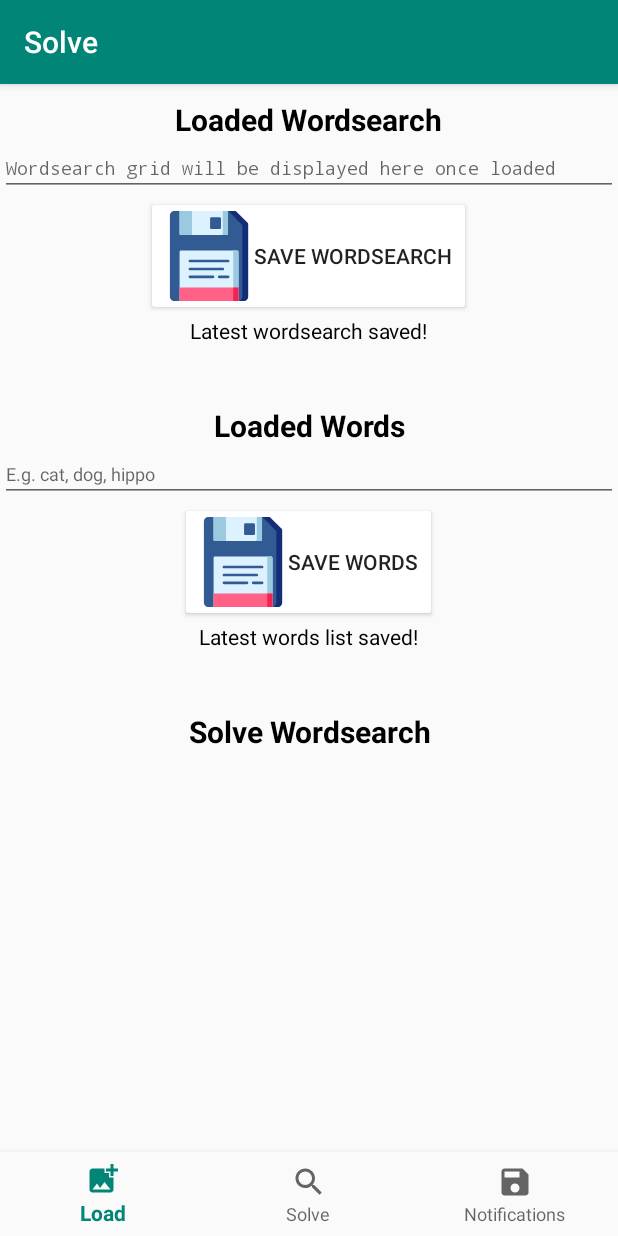
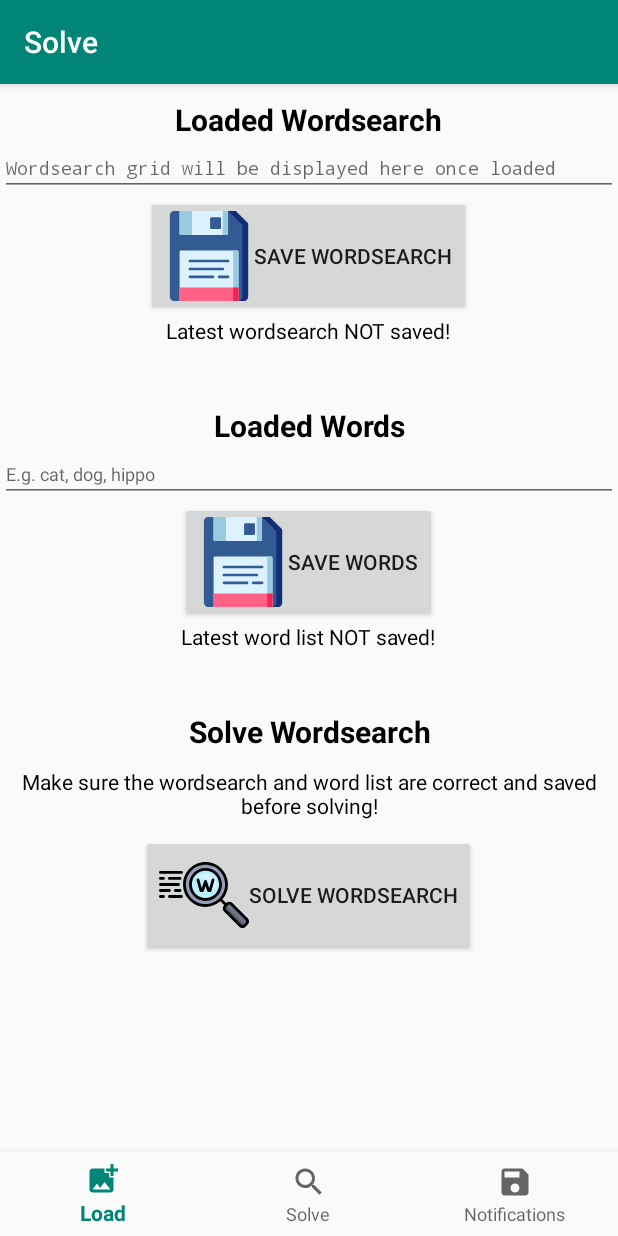
Before and after one commit to ThomasJRichards17/WordsearchSolver, an Android app: the SolveFragment screen opened through its navigation route, after a tap on "SAVE WORDS", on a phone screen of 412 x 824 dp. Run offline under Robolectric (Android 15) with nearby library versions, the phone set to English and light mode, and no system bars; our stand-ins replace navigation-ui; libraries missing offline, so code that uses them is left out: org.opencv.android, org.opencv.core, org.opencv.imgproc, org.slf4j; 1 statement that could not run was skipped; 1 other tap on this screen came first.

Commit message:
Trying to get solutions from horizontal and vertical searching

```diff
--- a/app/src/main/java/com/tjr/wordsearchsolver/ui/solve/SolveFragment.java
+++ b/app/src/main/java/com/tjr/wordsearchsolver/ui/solve/SolveFragment.java
@@ -12,22 +12,30 @@ import android.widget.TextView;
 import androidx.annotation.NonNull;
 import androidx.fragment.app.Fragment;
 
+import com.google.android.material.snackbar.Snackbar;
 import com.tjr.wordsearchsolver.R;
 import com.tjr.wordsearchsolver.data.DataStore;
+import com.tjr.wordsearchsolver.processing.WordsearchProcessor;
 
 import java.util.ArrayList;
 import java.util.Arrays;
 import java.util.List;
+import java.util.concurrent.locks.ReentrantLock;
 
 public class SolveFragment extends Fragment implements View.OnClickListener {
 
+    private ReentrantLock lock = new ReentrantLock();
+
     private DataStore dataStore;
+    private WordsearchProcessor wordsearchProcessor;
 
     private TextView wordsearchText;
     private TextView wordsearchSavedText;
     private TextView wordsText;
     private TextView wordsSavedText;
 
+    private boolean wordsearchSaved;
+    private boolean wordsSaved;
 
     public View onCreateView(@NonNull LayoutInflater inflater, ViewGroup container, Bundle savedInstanceState) {
         View root = inflater.inflate(R.layout.fragment_solve, container, false);
@@ -47,6 +55,7 @@ public class SolveFragment extends Fragment implements View.OnClickListener {
             @Override
             public void afterTextChanged(Editable s) {
                 setWordsearchSavedText(false);
+                wordsearchSaved = false;
             }
         });
         Button saveWordsearchButton = root.findViewById(R.id.saveWordsearchButton);
@@ -66,11 +75,17 @@ public class SolveFragment extends Fragment implements View.OnClickListener {
             @Override
             public void afterTextChanged(Editable s) {
                 setWordsSavedText(false);
+                wordsSaved = false;
             }
         });
         Button saveWordsButton = root.findViewById(R.id.saveWordsButton);
         saveWordsButton.setOnClickListener(this);
         wordsSavedText = root.findViewById(R.id.wordsSavedText);
+
+        Button solveButton = root.findViewById(R.id.solveWordsearchButton);
+        solveButton.setOnClickListener(this);
+
+        wordsearchProcessor = new WordsearchProcessor();
 
         loadStoredValues();
 
@@ -86,6 +101,9 @@ public class SolveFragment extends Fragment implements View.OnClickListener {
             case R.id.saveWordsButton:
                 saveWords();
                 break;
+            case R.id.solveWordsearchButton:
+                solveWordsearch();
+                break;
         }
     }
 
@@ -93,15 +111,19 @@ public class SolveFragment extends Fragment implements View.OnClickListener {
         if (dataStore.getWordsearchGrid() != null && dataStore.getWordsearchGrid().size() != 0) {
             updateDisplayedWordsearch();
             setWordsearchSavedText(true);
+            wordsearchSaved = true;
         } else {
             wordsearchSavedText.setVisibility(View.GONE);
+            wordsearchSaved = false;
         }
 
         if (dataStore.getSearchWords() != null && dataStore.getSearchWords().size() != 0) {
             updateDisplayedWords();
             setWordsSavedText(true);
+            wordsSaved = true;
         } else {
             wordsSavedText.setVisibility(View.GONE);
+            wordsSaved = false;
         }
     }
 
@@ -124,6 +146,7 @@ public class SolveFragment extends Fragment implements View.OnClickListener {
     }
 
     private void saveWordsearch() {
+        if (!wordsearchText.getText().toString().isEmpty()) {
             List<List<Character>> characters = new ArrayList<>();
             String[] rows = wordsearchText.getText().toString().split("\n");
             for (String row : rows) {
@@ -135,11 +158,16 @@ public class SolveFragment extends Fragment implements View.OnClickListener {
             }
             dataStore.setWordsearchGrid(characters);
             setWordsearchSavedText(true);
+            wordsearchSaved = true;
+        }
     }
 
     private void saveWords() {
+        if (!wordsText.getText().toString().isEmpty()) {
             dataStore.setSearchWords(Arrays.asList(wordsText.getText().toString().split(", ")));
             setWordsSavedText(true);
+            wordsSaved = true;
+        }
     }
 
     private void setWordsearchSavedText(boolean saved) {
@@ -157,4 +185,28 @@ public class SolveFragment extends Fragment implements View.OnClickListener {
         else
             wordsSavedText.setText(requireActivity().getResources().getString(R.string.words_unsaved_text));
     }
+
+    private void solveWordsearch() {
+        if (wordsearchSaved && wordsSaved) {
+            char[][] board = new char[dataStore.getWordsearchGrid().size()][];
+
+            int i = 0;
+            for (List<Character> list : dataStore.getWordsearchGrid()) {
+                char[] array = new char[list.size()];
+                for (int j = 0; j < list.size(); j++)
+                    array[j] = Character.toLowerCase(list.get(j));
+                board[i++] = array;
             }
+
+            List<String> searchWords = dataStore.getSearchWords();
+            String[] words = new String[searchWords.size()];
+            for (i = 0; i < searchWords.size(); i++)
+                words[i] = searchWords.get(i).toLowerCase();
+
+            wordsearchProcessor.findWords(board, words);
+        } else {
+            Snackbar mustBeSaved = Snackbar.make(requireActivity().findViewById(R.id.navigation_solve), requireActivity().getResources().getString(R.string.must_be_saved_text), Snackbar.LENGTH_SHORT);
+            mustBeSaved.show();
+        }
+    }
+}
--- /dev/null
+++ b/app/src/main/res/drawable/ic_words.xml
@@ -0,0 +1,54 @@
+<vector xmlns:android="http://schemas.android.com/apk/res/android"
+    android:width="60dp"
+    android:height="60dp"
+    android:viewportWidth="512"
+    android:viewportHeight="512">
+    <path
+        android:fillColor="#959CB5"
+        android:pathData="M264.551,196.142m-119.716,0a119.716,119.716 0,1 1,239.432 0a119.716,119.716 0,1 1,-239.432 0" />
+    <path
+        android:fillColor="#BAEFFF"
+        android:pathData="M264.551,196.142m-85.511,0a85.511,85.511 0,1 1,171.022 0a85.511,85.511 0,1 1,-171.022 0" />
+    <path
+        android:fillColor="#D4F5FF"
+        android:pathData="M311.869,236.047c-2.942,3.284 -8.309,1.182 -8.299,-3.226c0,-0.041 0,-0.081 0,-0.122c0,-41.739 -33.837,-75.576 -75.576,-75.576c-0.041,0 -0.081,0 -0.122,0c-4.408,0.01 -6.508,-5.358 -3.225,-8.299c11.371,-10.187 26.513,-16.234 43.103,-15.717c32.394,1.01 58.823,27.436 59.836,59.83C328.104,209.53 322.055,224.674 311.869,236.047z" />
+    <path
+        android:fillColor="#707487"
+        android:pathData="M462.698,430.565l-86.979,-86.979c-6.678,-6.678 -6.678,-17.507 0,-24.186l12.089,-12.089c6.678,-6.678 17.507,-6.678 24.186,0l86.979,86.979c6.678,6.678 6.678,17.507 0,24.186l-12.089,12.089C480.206,437.244 469.378,437.244 462.698,430.565z" />
+    <path
+        android:fillColor="#5B5D6E"
+        android:pathData="M477.298,415.965l-86.979,-86.979c-6.249,-6.249 -6.572,-16.087 -1.129,-22.804c-0.462,0.375 -0.952,0.698 -1.382,1.129L375.719,319.4c-6.678,6.68 -6.678,17.507 0,24.186l86.979,86.979c6.68,6.68 17.507,6.68 24.186,0l12.089,-12.089c0.43,-0.43 0.755,-0.919 1.129,-1.381C493.386,422.538 483.547,422.214 477.298,415.965z" />
+    <path
+        android:fillColor="#FF000000"
+        android:pathData="M264.551,102.614c-51.572,0 -93.528,41.956 -93.528,93.528s41.956,93.528 93.528,93.528s93.528,-41.956 93.528,-93.528S316.123,102.614 264.551,102.614zM264.551,273.637c-42.731,0 -77.495,-34.764 -77.495,-77.495s34.764,-77.495 77.495,-77.495s77.495,34.764 77.495,77.495S307.282,273.637 264.551,273.637z" />
+    <path
+        android:fillColor="#FF000000"
+        android:pathData="M504.643,388.621l-86.979,-86.979c-9.793,-9.794 -25.729,-9.794 -35.524,0l-0.376,0.376l-21.448,-21.448c19.884,-22.527 31.969,-52.09 31.969,-84.428c0,-70.433 -57.3,-127.733 -127.733,-127.733s-127.733,57.3 -127.733,127.733s57.3,127.733 127.733,127.733c32.337,0 61.901,-12.085 84.428,-31.968l21.448,21.448l-0.376,0.376c-9.793,9.794 -9.793,25.73 0,35.524l86.979,86.979c4.744,4.744 11.052,7.357 17.762,7.357c6.709,0 13.018,-2.613 17.762,-7.357l12.089,-12.089c4.744,-4.744 7.357,-11.052 7.357,-17.762C512,399.673 509.387,393.365 504.643,388.621zM152.852,196.142c0,-61.592 50.108,-111.699 111.699,-111.699s111.699,50.108 111.699,111.699s-50.108,111.699 -111.699,111.699S152.852,257.734 152.852,196.142zM493.305,412.807l-12.089,12.089c-1.716,1.716 -3.997,2.662 -6.424,2.662c-2.427,0 -4.708,-0.945 -6.425,-2.662l-86.979,-86.979c-3.542,-3.542 -3.542,-9.307 0,-12.849l12.089,-12.089c1.771,-1.771 4.097,-2.657 6.425,-2.657c2.326,0 4.654,0.886 6.424,2.656l86.979,86.979c1.716,1.716 2.662,3.998 2.662,6.425S495.022,411.091 493.305,412.807z" />
+    <path
+        android:fillColor="#FF000000"
+        android:pathData="M127.733,119.716H8.017c-4.427,0 -8.017,3.589 -8.017,8.017c0,4.427 3.589,8.017 8.017,8.017h119.716c4.427,0 8.017,-3.589 8.017,-8.017C135.749,123.305 132.16,119.716 127.733,119.716z" />
+    <path
+        android:fillColor="#FF000000"
+        android:pathData="M8.017,169.954h17.102c4.427,0 8.017,-3.589 8.017,-8.017s-3.589,-8.017 -8.017,-8.017H8.017c-4.427,0 -8.017,3.589 -8.017,8.017S3.589,169.954 8.017,169.954z" />
+    <path
+        android:fillColor="#FF000000"
+        android:pathData="M119.182,153.921H59.324c-4.427,0 -8.017,3.589 -8.017,8.017s3.589,8.017 8.017,8.017h59.858c4.427,0 8.017,-3.589 8.017,-8.017S123.609,153.921 119.182,153.921z" />
+    <path
+        android:fillColor="#FF000000"
+        android:pathData="M8.017,204.159H110.63c4.427,0 8.017,-3.589 8.017,-8.017s-3.589,-8.017 -8.017,-8.017H8.017c-4.427,0 -8.017,3.589 -8.017,8.017S3.589,204.159 8.017,204.159z" />
+    <path
+        android:fillColor="#FF000000"
+        android:pathData="M8.017,238.363h51.307c4.427,0 8.017,-3.589 8.017,-8.017s-3.589,-8.017 -8.017,-8.017H8.017c-4.427,0 -8.017,3.589 -8.017,8.017S3.589,238.363 8.017,238.363z" />
+    <path
+        android:fillColor="#FF000000"
+        android:pathData="M119.182,222.33H93.528c-4.427,0 -8.017,3.589 -8.017,8.017s3.589,8.017 8.017,8.017h25.653c4.427,0 8.017,-3.589 8.017,-8.017S123.609,222.33 119.182,222.33z" />
+    <path
+        android:fillColor="#FF000000"
+        android:pathData="M127.733,256.534H59.324c-4.427,0 -8.017,3.589 -8.017,8.017c0,4.427 3.589,8.017 8.017,8.017h68.409c4.427,0 8.017,-3.589 8.017,-8.017C135.749,260.124 132.16,256.534 127.733,256.534z" />
+    <path
+        android:fillColor="#FF000000"
+        android:pathData="M25.119,256.534H8.017c-4.427,0 -8.017,3.589 -8.017,8.017c0,4.427 3.589,8.017 8.017,8.017h17.102c4.427,0 8.017,-3.589 8.017,-8.017C33.136,260.124 29.546,256.534 25.119,256.534z" />
+    <path
+        android:fillColor="#FF000000"
+        android:pathData="M309.51,162.781c-4.255,-1.215 -8.693,1.248 -9.911,5.506l-13.93,48.755l-13.512,-40.537c-1.091,-3.274 -4.155,-5.481 -7.605,-5.481c-3.45,0 -6.514,2.208 -7.605,5.481l-13.512,40.537l-13.93,-48.755c-1.216,-4.257 -5.656,-6.724 -9.911,-5.506c-4.256,1.216 -6.722,5.653 -5.506,9.911l17.102,59.858c0.983,3.442 4.129,5.814 7.708,5.814h8.551c3.45,0 6.514,-2.208 7.605,-5.481l9.497,-28.491l9.497,28.491c1.091,3.274 4.155,5.481 7.605,5.481h8.551c3.58,0 6.725,-2.373 7.708,-5.814l17.102,-59.858C316.231,168.434 313.766,163.996 309.51,162.781z" />
+</vector>
--- a/app/src/main/res/layout/fragment_load.xml
+++ b/app/src/main/res/layout/fragment_load.xml
@@ -56,7 +56,7 @@
             android:id="@+id/linearLayoutWords"
             android:layout_width="match_parent"
             android:layout_height="fill_parent"
-            android:layout_marginTop="20dp"
+            android:layout_marginTop="40dp"
             android:gravity="center_horizontal|bottom"
             android:orientation="vertical"
             app:layout_constraintBottom_toBottomOf="parent"
--- a/app/src/main/res/layout/fragment_solve.xml
+++ b/app/src/main/res/layout/fragment_solve.xml
@@ -1,8 +1,8 @@
 <?xml version="1.0" encoding="utf-8"?>
 <ScrollView xmlns:android="http://schemas.android.com/apk/res/android"
     xmlns:app="http://schemas.android.com/apk/res-auto"
-	android:id="@+id/solveScrollContainer"
-	android:paddingBottom="50dp"
+    android:id="@+id/solveScrollContainer"
+    android:paddingBottom="50dp"
     android:layout_width="match_parent"
     android:layout_height="match_parent">
 
@@ -48,7 +48,6 @@
 				android:id="@+id/saveWordsearchButton"
 				android:layout_width="wrap_content"
 				android:layout_height="wrap_content"
-				android:backgroundTint="#FFFFFF"
 				android:drawableStart="@drawable/ic_save"
 				android:text="@string/save_wordsearch_button" />
 
@@ -98,7 +97,6 @@
 				android:id="@+id/saveWordsButton"
 				android:layout_width="wrap_content"
 				android:layout_height="wrap_content"
-				android:backgroundTint="#FFFFFF"
 				android:drawableStart="@drawable/ic_save"
 				android:text="@string/save_words_button" />
 
@@ -133,6 +131,24 @@
                 android:textColor="@color/black"
                 android:textSize="20sp"
                 android:textStyle="bold" />
+
+            <TextView
+                android:id="@+id/solveTipText"
+                android:layout_width="match_parent"
+                android:layout_height="wrap_content"
+                android:layout_marginTop="10dp"
+                android:gravity="center"
+                android:text="@string/solve_tip_text"
+                android:textColor="#000000" />
+
+            <Button
+                android:id="@+id/solveWordsearchButton"
+                android:layout_width="wrap_content"
+                android:layout_height="wrap_content"
+                android:layout_marginTop="10dp"
+                android:layout_marginBottom="10dp"
+                android:drawableStart="@drawable/ic_words"
+                android:text="@string/solve_button_text" />
         </LinearLayout>
 
     </LinearLayout>
--- a/app/src/main/res/values/strings.xml
+++ b/app/src/main/res/values/strings.xml
@@ -15,7 +15,10 @@
     <string name="save_words_button">Save Words</string>
     <string name="wordsearch_saved_text">Latest wordsearch saved!</string>
     <string name="wordsearch_unsaved_text">Latest wordsearch NOT saved!</string>
-    <string name="words_saved_text">Latest words list saved!</string>
-    <string name="words_unsaved_text">Latest words list NOT saved!</string>
+    <string name="words_saved_text">Latest word list saved!</string>
+    <string name="words_unsaved_text">Latest word list NOT saved!</string>
     <string name="solve_heading">Solve Wordsearch</string>
+    <string name="solve_tip_text">Make sure the wordsearch and word list are correct and saved before solving!</string>
+    <string name="solve_button_text">Solve Wordsearch</string>
+    <string name="must_be_saved_text">Wordsearch and word list must be saved before solving!</string>
 </resources>
```
Also changed, not shown: app/src/main/java/com/tjr/wordsearchsolver/processing/WordsearchProcessor.java (+31 -10 lines), app/src/main/java/com/tjr/wordsearchsolver/ui/notifications/NotificationsFragment.java (+1 -14 lines), app/src/main/java/com/tjr/wordsearchsolver/ui/notifications/NotificationsViewModel.java (deleted, +0 -19 lines), app/src/main/java/com/tjr/wordsearchsolver/ui/solve/SolveViewModel.java (deleted, +0 -19 lines), app/src/main/res/drawable/ic_search.xml (added, +39 -0 lines). Lines whose indentation alone changed are shown as unchanged.
